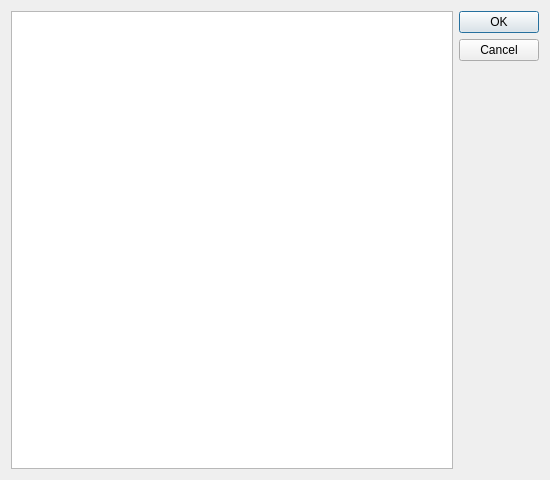
The window that ropa/ui/arch_dialog.ui (orppra/ropa) describes before a commit, drawn with Qt 5.
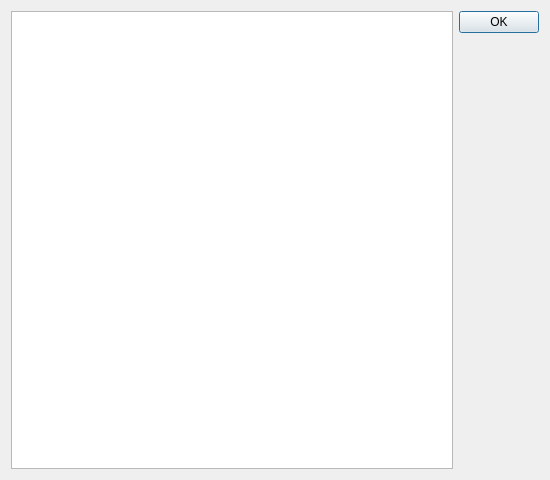
The same window after the commit.

```diff
--- a/ropa/ui/arch_dialog.ui
+++ b/ropa/ui/arch_dialog.ui
@@ -42,7 +42,7 @@
         <enum>Qt::Vertical</enum>
        </property>
        <property name="standardButtons">
-        <set>QDialogButtonBox::Cancel|QDialogButtonBox::Ok</set>
+        <set>QDialogButtonBox::Ok</set>
        </property>
       </widget>
      </item>
```
Left out of the diff: 6 changed lines with no effect on the pictures.
